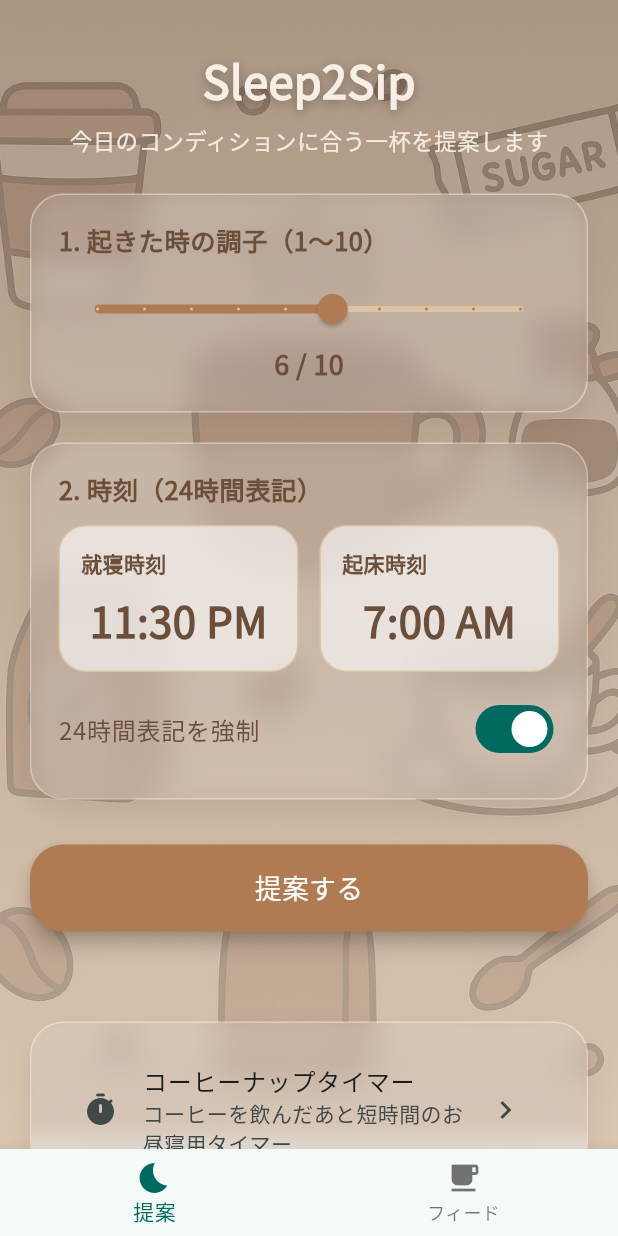
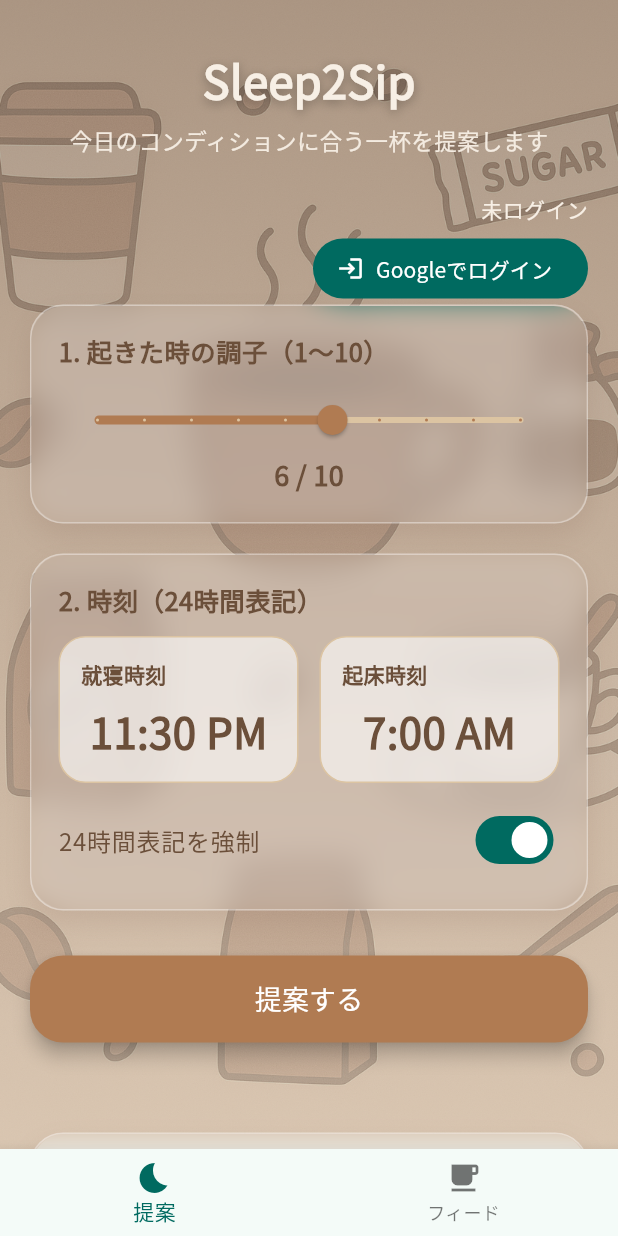
Before and after one commit to s231x002-source/sleep_coffee_advisor, a Flutter app: the screen it shows after launch, on a phone screen of 412 x 824 dp. Run offline on Flutter 3.47's test engine with Material 3 defaults, Android fonts, the phone set to English and light mode, and no system bars; our stand-ins replace cloud_firestore, firebase_auth, firebase_core, flutter_local_notifications, google_sign_in, timezone; missing offline and left inert: dart:html; accounts and stored records are empty; network calls fail.

Commit message:
feat:通知機能追加 01月21日　 統合-googlelogin

```diff
--- a/lib/ui/sleep2sip_page.dart
+++ b/lib/ui/sleep2sip_page.dart
@@ -1,26 +1,23 @@
 
 // lib/ui/sleep2sip_page.dart
 import 'dart:ui' show ImageFilter;
-
 import 'package:flutter/material.dart';
-
 import '../controllers/home_controller.dart';
 import '../data/brew_repository.dart';
 import '../domain/advice.dart';
 import '../domain/coffee_recommender.dart';
 import '../services/schedule_service.dart';
-
 // 追加
 import 'package:flutter/foundation.dart'
     show kIsWeb, defaultTargetPlatform, TargetPlatform;
 import 'package:firebase_auth/firebase_auth.dart';
 import 'package:cloud_firestore/cloud_firestore.dart';
-
 import '../services/notification_service.dart';
 import '../services/in_app_notification_service.dart';
-
 import 'coffee_nap_timer_page.dart';
 import 'widgets/app_background.dart'; // 追加
+import '../services/auth_service.dart';
+
 
 
 class Sleep2SipPage extends StatefulWidget {
@@ -291,6 +288,72 @@ class _Sleep2SipPageState extends State<Sleep2SipPage> {
                   ),
                 ),
                 const SizedBox(height: 25),
+
+// ✅ ログイン状態表示＆ボタン
+                Align(
+                  alignment: Alignment.centerRight,
+                  child: StreamBuilder<User?>(
+                    stream: FirebaseAuth.instance.authStateChanges(),
+                    builder: (context, snapshot) {
+                      final user = snapshot.data;
+
+                      final bool isSignedIn = user != null;
+                      final bool isAnonymous = user?.isAnonymous ?? true;
+
+                      // 表示文言
+                      final statusText = !isSignedIn
+                          ? '未ログイン'
+                          : (isAnonymous ? 'ゲスト(匿名)利用中' : 'Googleでログイン中');
+
+                      // ボタン
+                      if (isSignedIn && !isAnonymous) {
+                        // Googleログイン中 → ログアウト
+                        return Column(
+                          crossAxisAlignment: CrossAxisAlignment.end,
+                          children: [
+                            Text(statusText, style: TextStyle(color: coffeeLatte)),
+                            const SizedBox(height: 6),
+                            OutlinedButton.icon(
+                              onPressed: () async {
+                                await AuthService.instance.signOut();
+                              },
+                              icon: const Icon(Icons.logout),
+                              label: const Text('ログアウト'),
+                            ),
+                          ],
+                        );
+                      } else {
+                        // ゲスト/未ログイン → Googleログイン（匿名なら link で昇格）
+                        return Column(
+                          crossAxisAlignment: CrossAxisAlignment.end,
+                          children: [
+                            Text(statusText, style: TextStyle(color: coffeeLatte)),
+                            const SizedBox(height: 6),
+                            FilledButton.icon(
+                              onPressed: () async {
+                                try {
+                                  await AuthService.instance.signInWithGoogleOrLink();
+                                } on FirebaseAuthException catch (e) {
+                                  // canceled など
+                                  debugPrint('Google sign-in failed: ${e.code} ${e.message}');
+                                  if (!context.mounted) return;
+                                  ScaffoldMessenger.of(context).showSnackBar(
+                                    SnackBar(content: Text('ログインに失敗しました: ${e.code}')),
+                                  );
+                                } catch (e) {
+                                  debugPrint('Google sign-in error: $e');
+                                }
+                              },
+                              icon: const Icon(Icons.login),
+                              label: const Text('Googleでログイン'),
+                            ),
+                          ],
+                        );
+                      }
+                    },
+                  ),
+                ),
+
 
                 // --- 1. Condition Slider ---
                 _glassCard(
--- a/pubspec.yaml
+++ b/pubspec.yaml
@@ -19,6 +19,7 @@ dependencies:
   cloud_firestore: ^6.1.0
   flutter_local_notifications: ^19.5.0
   timezone: ^0.10.1
+  google_sign_in: ^7.2.0
 
 dev_dependencies:
   flutter_test:
```
Also changed, not shown: lib/services/auth_service.dart (added, +56 -0 lines), pubspec.lock, 3 other files.
